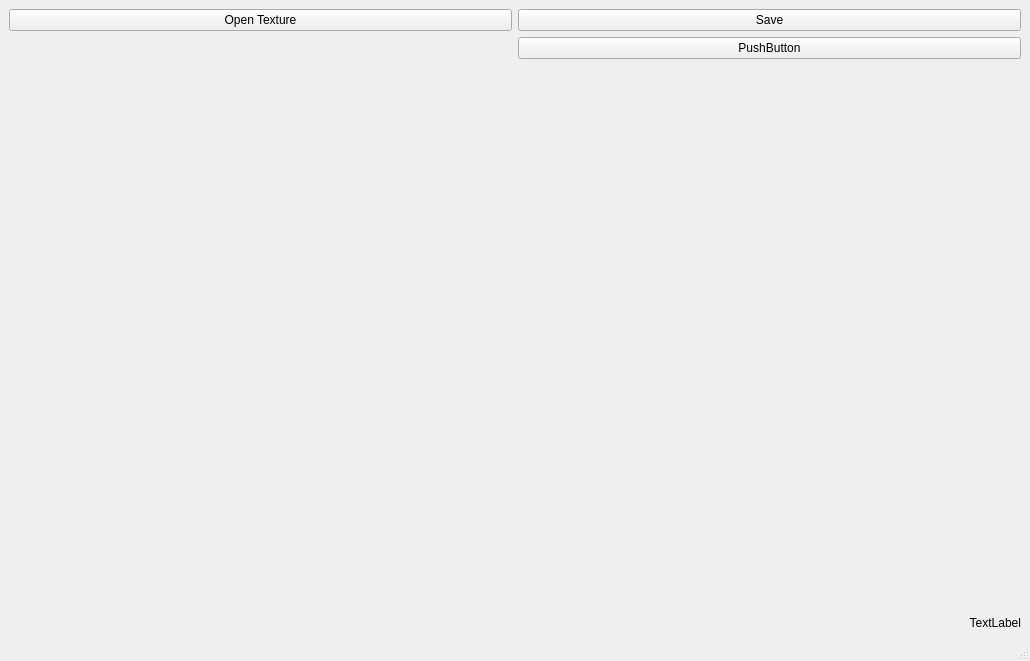
Old version of the form mainwindow.ui in the repository Uumutunal/Qt_Image_Editor.
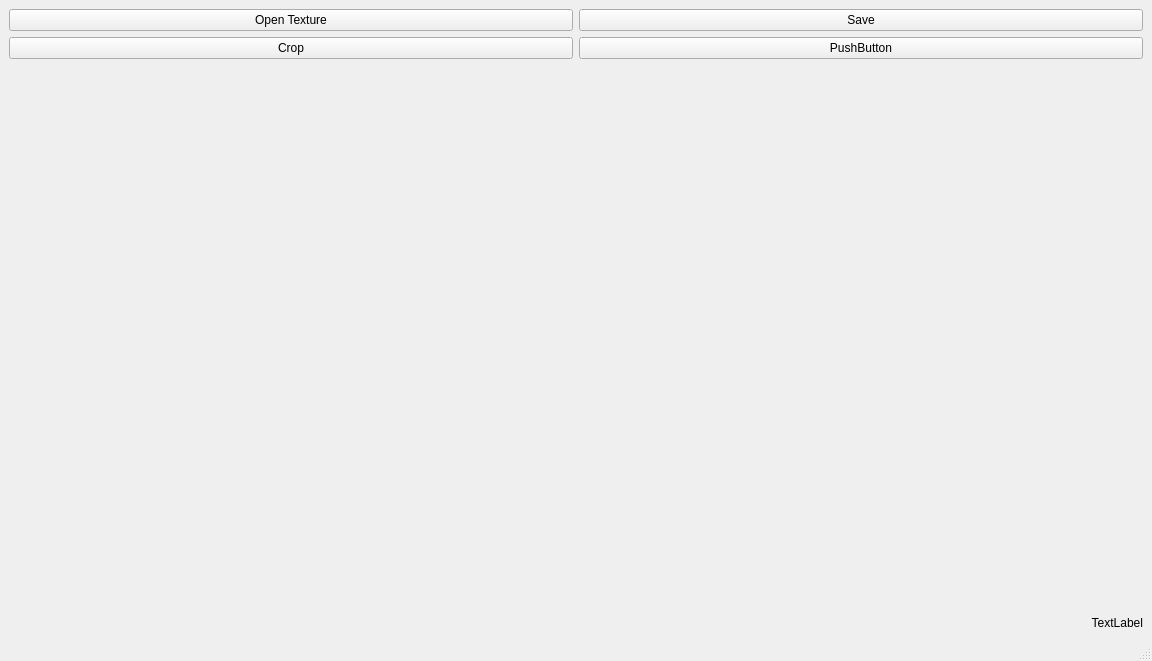
New version of the form.

What changed in the file:
```diff
--- a/mainwindow.ui
+++ b/mainwindow.ui
@@ -6,7 +6,7 @@
    <rect>
     <x>0</x>
     <y>0</y>
-    <width>1030</width>
+    <width>1152</width>
     <height>661</height>
    </rect>
   </property>
@@ -64,6 +64,13 @@
         </property>
        </widget>
       </item>
+      <item row="1" column="0">
+       <widget class="QPushButton" name="pushButton_crop">
+        <property name="text">
+         <string>Crop</string>
+        </property>
+       </widget>
+      </item>
      </layout>
     </item>
    </layout>
```
Left out of the diff: 2 changed lines with no effect on the pictures.
